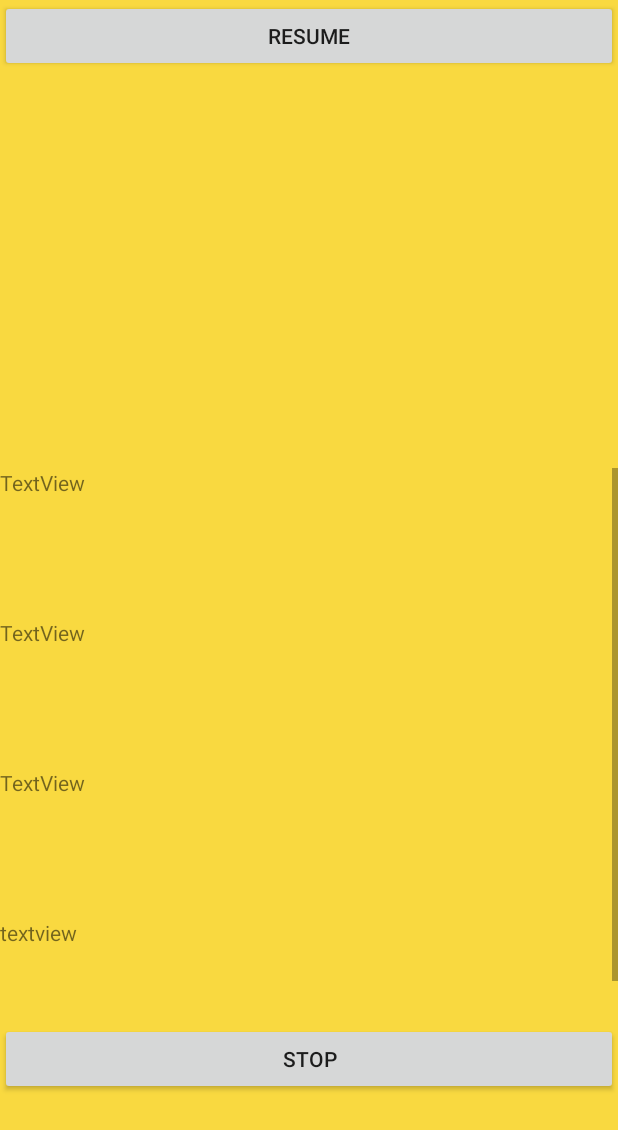
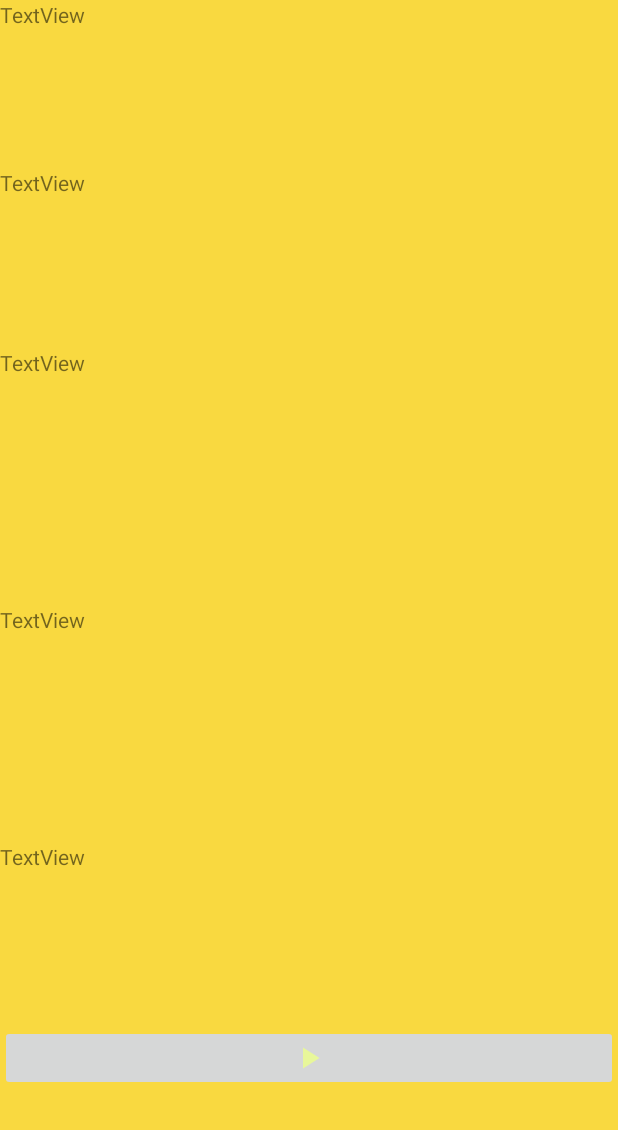
Before and after one commit to DanielYesteLopez/uTrack, an Android app: the layout trainingpage.xml on its own in the app's theme, with its tools: preview values and no code run, on a phone screen of 412 x 824 dp. Shown: the top 1130 px of the screen. Run offline under Robolectric (Android 15) with nearby library versions, the phone set to English and light mode, and no system bars; Roboto replaces fonts that are not available here.

Commit message:
rama nueva

```diff
--- /dev/null
+++ b/app/src/main/res/drawable-anydpi/ic_action_name.xml
@@ -0,0 +1,11 @@
+<vector xmlns:android="http://schemas.android.com/apk/res/android"
+    android:width="24dp"
+    android:height="24dp"
+    android:viewportWidth="24"
+    android:viewportHeight="24"
+    android:tint="#ECFF8B"
+    android:alpha="0.8">
+    <path
+        android:fillColor="#FF000000"
+        android:pathData="M8,5v14l11,-7z"/>
+</vector>
--- a/app/src/main/res/layout/trainingpage.xml
+++ b/app/src/main/res/layout/trainingpage.xml
@@ -6,91 +6,45 @@
     android:background="@color/appOrangeMainColor"
     >
 
+   <TextView
+       android:id="@+id/textView11"
+       android:layout_width="match_parent"
+       android:layout_height="112dp"
+       android:text="TextView" />
 
-   <!-- <Button
-        android:id="@+id/databutton"
-        android:layout_width="wrap_content"
-        android:layout_gravity="center_horizontal"
-        android:layout_height="wrap_content"
-        android:background="@drawable/roundbutton"
-        android:layout_marginTop="10dp"
-        android:text="@string/export" />
+   <TextView
+       android:id="@+id/textView"
+       android:layout_width="match_parent"
+       android:layout_height="120dp"
+       android:text="TextView" />
 
-    <Button
-        android:background="@drawable/roundbutton"
-        android:id="@+id/backbutton"
-        android:layout_marginTop="10dp"
-        android:layout_gravity="center_horizontal"
-        android:layout_width="wrap_content"
-        android:layout_height="wrap_content"
-        android:text="@string/back" />-->
+   <TextView
+       android:id="@+id/textView9"
+       android:layout_width="match_parent"
+       android:layout_height="171dp"
+       android:text="TextView" />
 
-   <Button
-       android:id="@+id/button2"
+   <TextView
+       android:id="@+id/textView8"
+       android:layout_width="match_parent"
+       android:layout_height="158dp"
+       android:text="TextView" />
+
+   <TextView
+       android:id="@+id/textView6"
+       android:layout_width="match_parent"
+       android:layout_height="122dp"
+       android:text="TextView" />
+
+   <LinearLayout
        android:layout_width="match_parent"
        android:layout_height="wrap_content"
-       android:text="@string/trainingresume" />
+       android:orientation="horizontal"/>
 
-   <TableLayout
-       android:layout_width="match_parent"
-       android:layout_height="264dp">
-
-      <TableRow
-          android:layout_width="match_parent"
-          android:layout_height="match_parent" />
-
-      <TableRow
-          android:layout_width="match_parent"
-          android:layout_height="match_parent" />
-
-      <TableRow
-          android:layout_width="match_parent"
-          android:layout_height="match_parent" />
-
-      <TableRow
-          android:layout_width="match_parent"
-          android:layout_height="match_parent" />
-   </TableLayout>
-
-   <ScrollView
-       android:layout_width="match_parent"
-       android:layout_height="370dp">
-
-      <LinearLayout
-          android:layout_width="match_parent"
-          android:layout_height="wrap_content"
-          android:orientation="vertical">
-
-         <TextView
-             android:id="@+id/textView1"
-             android:layout_width="match_parent"
-             android:layout_height="100dp"
-             android:text="TextView" />
-
-         <TextView
-             android:id="@+id/textView2"
-             android:layout_width="match_parent"
-             android:layout_height="100dp"
-             android:text="TextView" />
-
-         <TextView
-             android:id="@+id/textView3"
-             android:layout_width="match_parent"
-             android:layout_height="100dp"
-             android:text="TextView" />
-
-         <TextView
-             android:id="@+id/textView4"
-             android:layout_width="match_parent"
-             android:layout_height="100dp"
-             android:text="textview" />
-
-      </LinearLayout>
-   </ScrollView>
-
-   <Button
-       android:id="@+id/button4"
+   <ImageButton
+       android:id="@+id/imageButton"
        android:layout_width="match_parent"
        android:layout_height="wrap_content"
-       android:text="@string/trainingstop" />
+       app:srcCompat="@drawable/ic_action_name" />
+
 </LinearLayout>
```
Also changed, not shown: app/src/main/res/drawable-hdpi/ic_action_name.png (added), app/src/main/res/drawable-mdpi/ic_action_name.png (added), app/src/main/res/drawable-xhdpi/ic_action_name.png (added), app/src/main/res/drawable-xxhdpi/ic_action_name.png (added).
